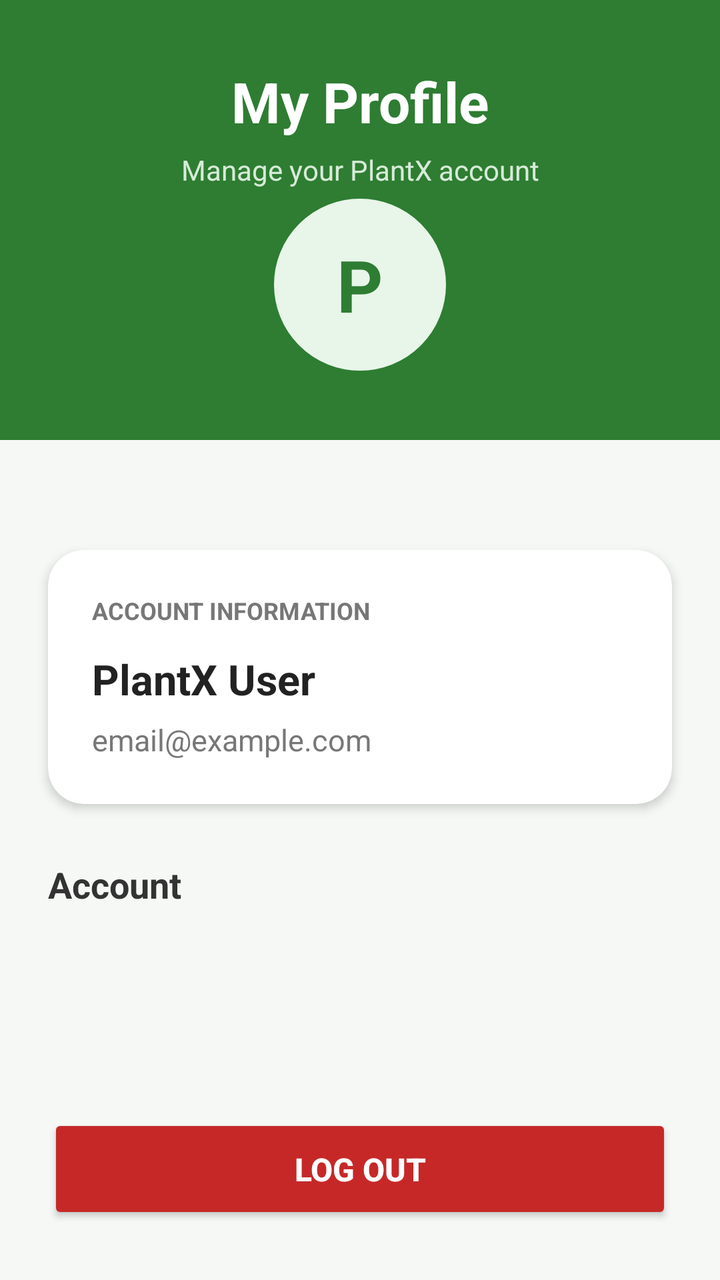
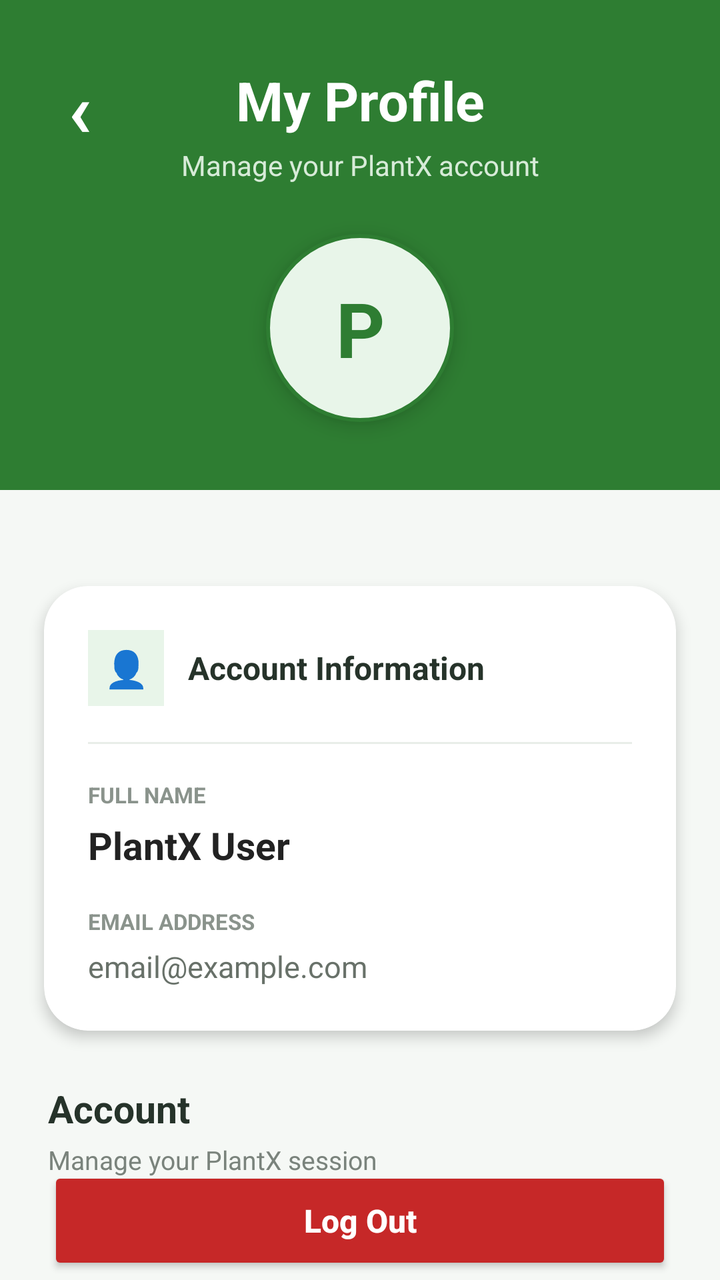

The first picture is an Android layout as it rendered before a commit; the second is the same layout after the commit. The layout source and the unified diff follow.
<!-- AndroidManifest.xml: application theme Theme.PlantX -->
<!-- res/layout/activity_profile.xml -->
<?xml version="1.0" encoding="utf-8"?>
<androidx.constraintlayout.widget.ConstraintLayout
    xmlns:android="http://schemas.android.com/apk/res/android"
    xmlns:app="http://schemas.android.com/apk/res-auto"
    android:layout_width="match_parent"
    android:layout_height="match_parent"
    android:background="#F5F8F5">

    <View
        android:id="@+id/profileHeader"
        android:layout_width="0dp"
        android:layout_height="220dp"
        android:background="#2E7D32"
        app:layout_constraintEnd_toEndOf="parent"
        app:layout_constraintStart_toStartOf="parent"
        app:layout_constraintTop_toTopOf="parent" />

    <TextView
        android:id="@+id/tvProfileTitle"
        android:layout_width="wrap_content"
        android:layout_height="wrap_content"
        android:layout_marginTop="32dp"
        android:text="My Profile"
        android:textColor="@android:color/white"
        android:textSize="28sp"
        android:textStyle="bold"
        app:layout_constraintEnd_toEndOf="parent"
        app:layout_constraintStart_toStartOf="parent"
        app:layout_constraintTop_toTopOf="parent" />

    <TextView
        android:id="@+id/tvProfileSubtitle"
        android:layout_width="wrap_content"
        android:layout_height="wrap_content"
        android:layout_marginTop="6dp"
        android:text="Manage your PlantX account"
        android:textColor="#D7EBD8"
        android:textSize="14sp"
        app:layout_constraintEnd_toEndOf="parent"
        app:layout_constraintStart_toStartOf="parent"
        app:layout_constraintTop_toBottomOf="@id/tvProfileTitle" />

    <TextView
        android:id="@+id/tvProfileIcon"
        android:layout_width="90dp"
        android:layout_height="90dp"
        android:layout_marginTop="28dp"
        android:background="@drawable/profile_circle"
        android:gravity="center"
        android:text="P"
        android:textColor="#2E7D32"
        android:textSize="36sp"
        android:textStyle="bold"
        app:layout_constraintEnd_toEndOf="parent"
        app:layout_constraintStart_toStartOf="parent"
        app:layout_constraintTop_toBottomOf="@id/tvProfileTitle" />

    <androidx.cardview.widget.CardView
        android:id="@+id/profileCard"
        android:layout_width="0dp"
        android:layout_height="wrap_content"
        android:layout_marginStart="24dp"
        android:layout_marginTop="55dp"
        android:layout_marginEnd="24dp"
        app:cardBackgroundColor="@android:color/white"
        app:cardCornerRadius="18dp"
        app:cardElevation="3dp"
        app:layout_constraintEnd_toEndOf="parent"
        app:layout_constraintStart_toStartOf="parent"
        app:layout_constraintTop_toBottomOf="@id/profileHeader">

        <LinearLayout
            android:layout_width="match_parent"
            android:layout_height="wrap_content"
            android:orientation="vertical"
            android:padding="22dp">

            <TextView
                android:layout_width="wrap_content"
                android:layout_height="wrap_content"
                android:text="ACCOUNT INFORMATION"
                android:textColor="#777777"
                android:textSize="12sp"
                android:textStyle="bold" />

            <TextView
                android:id="@+id/tvName"
                android:layout_width="match_parent"
                android:layout_height="wrap_content"
                android:layout_marginTop="12dp"
                android:text="PlantX User"
                android:textColor="#222222"
                android:textSize="21sp"
                android:textStyle="bold" />

            <TextView
                android:id="@+id/tvEmail"
                android:layout_width="match_parent"
                android:layout_height="wrap_content"
                android:layout_marginTop="6dp"
                android:text="email@example.com"
                android:textColor="#777777"
                android:textSize="15sp" />

        </LinearLayout>

    </androidx.cardview.widget.CardView>

    <TextView
        android:id="@+id/tvAccountTitle"
        android:layout_width="wrap_content"
        android:layout_height="wrap_content"
        android:layout_marginStart="24dp"
        android:layout_marginTop="28dp"
        android:text="Account"
        android:textColor="#333333"
        android:textSize="18sp"
        android:textStyle="bold"
        app:layout_constraintStart_toStartOf="parent"
        app:layout_constraintTop_toBottomOf="@id/profileCard" />

    <Button
        android:id="@+id/btnLogout"
        android:layout_width="0dp"
        android:layout_height="55dp"
        android:layout_marginStart="24dp"
        android:layout_marginEnd="24dp"
        android:layout_marginBottom="28dp"
        android:backgroundTint="#C62828"
        android:text="LOG OUT"
        android:textAllCaps="false"
        android:textColor="@android:color/white"
        android:textSize="16sp"
        android:textStyle="bold"
        app:cornerRadius="14dp"
        app:layout_constraintBottom_toBottomOf="parent"
        app:layout_constraintEnd_toEndOf="parent"
        app:layout_constraintStart_toStartOf="parent" />

</androidx.constraintlayout.widget.ConstraintLayout>
<!-- resources referenced by this layout -->
<resources>
  <!-- drawable profile_circle (drawable) -->
  <?xml version="1.0" encoding="utf-8"?>
  <shape xmlns:android="http://schemas.android.com/apk/res/android"
      android:shape="oval">
  
      <solid android:color="#E8F5E9" />
  
      <stroke
          android:width="2dp"
          android:color="#2E7D32" />
  
  </shape>
  <style name="Theme.PlantX" parent="Base.Theme.PlantX" />
  <style name="Base.Theme.PlantX" parent="Theme.Material3.DayNight.NoActionBar">
          
          
      </style>
</resources>

<!-- the commit's change to res/layout/activity_profile.xml (unified diff, before → after) -->
@@ -6,14 +6,37 @@
     android:layout_height="match_parent"
     android:background="#F5F8F5">
 
+    
+    
+    
+
     <View
         android:id="@+id/profileHeader"
         android:layout_width="0dp"
-        android:layout_height="220dp"
+        android:layout_height="245dp"
         android:background="#2E7D32"
         app:layout_constraintEnd_toEndOf="parent"
         app:layout_constraintStart_toStartOf="parent"
         app:layout_constraintTop_toTopOf="parent" />
+
+    
+
+    <TextView
+        android:id="@+id/tvBack"
+        android:layout_width="48dp"
+        android:layout_height="48dp"
+        android:layout_marginStart="16dp"
+        android:layout_marginTop="28dp"
+        android:background="?attr/selectableItemBackgroundBorderless"
+        android:gravity="center"
+        android:text="‹"
+        android:textColor="#FFFFFF"
+        android:textSize="38sp"
+        android:textStyle="bold"
+        app:layout_constraintStart_toStartOf="parent"
+        app:layout_constraintTop_toTopOf="parent" />
+
+    
 
     <TextView
         android:id="@+id/tvProfileTitle"
@@ -21,18 +44,20 @@
         android:layout_height="wrap_content"
         android:layout_marginTop="32dp"
         android:text="My Profile"
-        android:textColor="@android:color/white"
-        android:textSize="28sp"
+        android:textColor="#FFFFFF"
+        android:textSize="27sp"
         android:textStyle="bold"
         app:layout_constraintEnd_toEndOf="parent"
         app:layout_constraintStart_toStartOf="parent"
         app:layout_constraintTop_toTopOf="parent" />
+
+    
 
     <TextView
         android:id="@+id/tvProfileSubtitle"
         android:layout_width="wrap_content"
         android:layout_height="wrap_content"
-        android:layout_marginTop="6dp"
+        android:layout_marginTop="5dp"
         android:text="Manage your PlantX account"
         android:textColor="#D7EBD8"
         android:textSize="14sp"
@@ -40,31 +65,38 @@
         app:layout_constraintStart_toStartOf="parent"
         app:layout_constraintTop_toBottomOf="@id/tvProfileTitle" />
 
+    
+
     <TextView
         android:id="@+id/tvProfileIcon"
-        android:layout_width="90dp"
-        android:layout_height="90dp"
-        android:layout_marginTop="28dp"
+        android:layout_width="94dp"
+        android:layout_height="94dp"
+        android:layout_marginTop="25dp"
         android:background="@drawable/profile_circle"
+        android:elevation="6dp"
         android:gravity="center"
         android:text="P"
         android:textColor="#2E7D32"
-        android:textSize="36sp"
-        android:textStyle="bold"
-        app:layout_constraintEnd_toEndOf="parent"
-        app:layout_constraintStart_toStartOf="parent"
-        app:layout_constraintTop_toBottomOf="@id/tvProfileTitle" />
+        android:textSize="38sp"
+        android:textStyle="bold"
+        app:layout_constraintEnd_toEndOf="parent"
+        app:layout_constraintStart_toStartOf="parent"
+        app:layout_constraintTop_toBottomOf="@id/tvProfileSubtitle" />
+
+    
+    
+    
 
     <androidx.cardview.widget.CardView
         android:id="@+id/profileCard"
         android:layout_width="0dp"
         android:layout_height="wrap_content"
-        android:layout_marginStart="24dp"
-        android:layout_marginTop="55dp"
-        android:layout_marginEnd="24dp"
-        app:cardBackgroundColor="@android:color/white"
-        app:cardCornerRadius="18dp"
-        app:cardElevation="3dp"
+        android:layout_marginStart="22dp"
+        android:layout_marginTop="48dp"
+        android:layout_marginEnd="22dp"
+        app:cardBackgroundColor="#FFFFFF"
+        app:cardCornerRadius="22dp"
+        app:cardElevation="4dp"
         app:layout_constraintEnd_toEndOf="parent"
         app:layout_constraintStart_toStartOf="parent"
         app:layout_constraintTop_toBottomOf="@id/profileHeader">
@@ -75,66 +107,139 @@
             android:orientation="vertical"
             android:padding="22dp">
 
+            
+
+            <LinearLayout
+                android:layout_width="match_parent"
+                android:layout_height="wrap_content"
+                android:gravity="center_vertical"
+                android:orientation="horizontal">
+
+                <TextView
+                    android:layout_width="38dp"
+                    android:layout_height="38dp"
+                    android:background="#E8F5E9"
+                    android:gravity="center"
+                    android:text="👤"
+                    android:textSize="18sp" />
+
+                <TextView
+                    android:layout_width="wrap_content"
+                    android:layout_height="wrap_content"
+                    android:layout_marginStart="12dp"
+                    android:text="Account Information"
+                    android:textColor="#26332A"
+                    android:textSize="16sp"
+                    android:textStyle="bold" />
+
+            </LinearLayout>
+
+            
+
+            <View
+                android:layout_width="match_parent"
+                android:layout_height="1dp"
+                android:layout_marginTop="18dp"
+                android:background="#E8EDE8" />
+
+            
+
             <TextView
                 android:layout_width="wrap_content"
                 android:layout_height="wrap_content"
-                android:text="ACCOUNT INFORMATION"
-                android:textColor="#777777"
-                android:textSize="12sp"
+                android:layout_marginTop="18dp"
+                android:text="FULL NAME"
+                android:textColor="#8A938C"
+                android:textSize="11sp"
                 android:textStyle="bold" />
 
             <TextView
                 android:id="@+id/tvName"
                 android:layout_width="match_parent"
                 android:layout_height="wrap_content"
-                android:layout_marginTop="12dp"
+                android:layout_marginTop="5dp"
                 android:text="PlantX User"
                 android:textColor="#222222"
-                android:textSize="21sp"
+                android:textSize="19sp"
                 android:textStyle="bold" />
 
+            
+
+            <TextView
+                android:layout_width="wrap_content"
+                android:layout_height="wrap_content"
+                android:layout_marginTop="18dp"
+                android:text="EMAIL ADDRESS"
+                android:textColor="#8A938C"
+                android:textSize="11sp"
+                android:textStyle="bold" />
+
             <TextView
                 android:id="@+id/tvEmail"
                 android:layout_width="match_parent"
                 android:layout_height="wrap_content"
-                android:layout_marginTop="6dp"
+                android:layout_marginTop="5dp"
                 android:text="email@example.com"
-                android:textColor="#777777"
+                android:textColor="#687169"
                 android:textSize="15sp" />
 
         </LinearLayout>
 
     </androidx.cardview.widget.CardView>
+
+    
+    
+    
 
     <TextView
         android:id="@+id/tvAccountTitle"
         android:layout_width="wrap_content"
         android:layout_height="wrap_content"
         android:layout_marginStart="24dp"
-        android:layout_marginTop="28dp"
+        android:layout_marginTop="26dp"
         android:text="Account"
-        android:textColor="#333333"
-        android:textSize="18sp"
+        android:textColor="#26332A"
+        android:textSize="19sp"
         android:textStyle="bold"
         app:layout_constraintStart_toStartOf="parent"
         app:layout_constraintTop_toBottomOf="@id/profileCard" />
 
-    <Button
+    
+
+    <TextView
+        android:id="@+id/tvAccountDescription"
+        android:layout_width="0dp"
+        android:layout_height="wrap_content"
+        android:layout_marginStart="24dp"
+        android:layout_marginTop="4dp"
+        android:layout_marginEnd="24dp"
+        android:text="Manage your PlantX session"
+        android:textColor="#7A837C"
+        android:textSize="13sp"
+        app:layout_constraintEnd_toEndOf="parent"
+        app:layout_constraintStart_toStartOf="parent"
+        app:layout_constraintTop_toBottomOf="@id/tvAccountTitle" />
+
+    
+
+    <androidx.appcompat.widget.AppCompatButton
         android:id="@+id/btnLogout"
         android:layout_width="0dp"
-        android:layout_height="55dp"
+        android:layout_height="54dp"
         android:layout_marginStart="24dp"
+        android:layout_marginTop="16dp"
         android:layout_marginEnd="24dp"
-        android:layout_marginBottom="28dp"
+        android:layout_marginBottom="24dp"
         android:backgroundTint="#C62828"
-        android:text="LOG OUT"
+        android:text="Log Out"
         android:textAllCaps="false"
-        android:textColor="@android:color/white"
+        android:textColor="#FFFFFF"
         android:textSize="16sp"
         android:textStyle="bold"
         app:cornerRadius="14dp"
         app:layout_constraintBottom_toBottomOf="parent"
         app:layout_constraintEnd_toEndOf="parent"
-        app:layout_constraintStart_toStartOf="parent" />
+        app:layout_constraintStart_toStartOf="parent"
+        app:layout_constraintTop_toBottomOf="@id/tvAccountDescription" />
 
 </androidx.constraintlayout.widget.ConstraintLayout>
